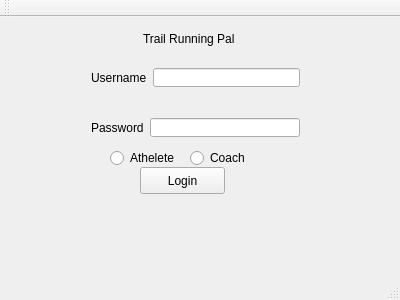
First picture: the form in test_project/mainwindow.ui, repository tlillis/TrailRunningPal, before the edit.
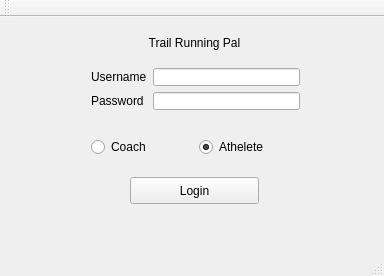
Second picture: the form after the edit.

Patch:
```diff
--- a/test_project/mainwindow.ui
+++ b/test_project/mainwindow.ui
@@ -6,103 +6,106 @@
    <rect>
     <x>0</x>
     <y>0</y>
-    <width>400</width>
-    <height>300</height>
+    <width>384</width>
+    <height>276</height>
    </rect>
   </property>
   <property name="windowTitle">
    <string>MainWindow</string>
   </property>
   <widget class="QWidget" name="centralWidget">
-   <widget class="QRadioButton" name="radioButton_athelete">
-    <property name="geometry">
-     <rect>
-      <x>110</x>
-      <y>130</y>
-      <width>100</width>
-      <height>22</height>
-     </rect>
-    </property>
-    <property name="text">
-     <string>Athelete</string>
-    </property>
-   </widget>
-   <widget class="QRadioButton" name="radioButton_coach">
-    <property name="geometry">
-     <rect>
-      <x>190</x>
-      <y>130</y>
-      <width>100</width>
-      <height>22</height>
-     </rect>
-    </property>
-    <property name="text">
-     <string>Coach</string>
-    </property>
-   </widget>
    <widget class="QWidget" name="horizontalLayoutWidget">
     <property name="geometry">
      <rect>
       <x>80</x>
       <y>40</y>
       <width>231</width>
-      <height>41</height>
+      <height>64</height>
      </rect>
     </property>
     <layout class="QHBoxLayout" name="horizontalLayout">
      <item>
-      <widget class="QLabel" name="label">
-       <property name="text">
-        <string>Username</string>
-       </property>
-      </widget>
-     </item>
-     <item>
-      <widget class="QLineEdit" name="lineEdit_username"/>
+      <layout class="QGridLayout" name="gridLayout">
+       <item row="0" column="0">
+        <widget class="QLabel" name="label">
+         <property name="text">
+          <string>Username</string>
+         </property>
+        </widget>
+       </item>
+       <item row="1" column="0">
+        <widget class="QLabel" name="label_2">
+         <property name="text">
+          <string>Password</string>
+         </property>
+        </widget>
+       </item>
+       <item row="0" column="1">
+        <widget class="QLineEdit" name="lineEdit_username"/>
+       </item>
+       <item row="1" column="1">
+        <widget class="QLineEdit" name="lineEdit_password"/>
+       </item>
+      </layout>
      </item>
     </layout>
    </widget>
-   <widget class="QWidget" name="horizontalLayoutWidget_2">
+   <widget class="QWidget" name="horizontalLayoutWidget_3">
     <property name="geometry">
      <rect>
       <x>80</x>
-      <y>90</y>
+      <y>100</y>
       <width>231</width>
-      <height>41</height>
+      <height>60</height>
      </rect>
     </property>
-    <layout class="QHBoxLayout" name="horizontalLayout_2">
+    <layout class="QHBoxLayout" name="horizontalLayout_3">
      <item>
-      <widget class="QLabel" name="label_2">
+      <widget class="QRadioButton" name="radioButton_coach">
        <property name="text">
-        <string>Password</string>
+        <string>Coach</string>
        </property>
       </widget>
      </item>
      <item>
-      <widget class="QLineEdit" name="lineEdit_password"/>
+      <widget class="QRadioButton" name="radioButton_athelete">
+       <property name="text">
+        <string>Athelete</string>
+       </property>
+       <property name="checked">
+        <bool>true</bool>
+       </property>
+       <property name="autoExclusive">
+        <bool>true</bool>
+       </property>
+      </widget>
      </item>
     </layout>
+    <zorder>radioButton_coach</zorder>
+    <zorder>radioButton_athelete</zorder>
    </widget>
    <widget class="QLabel" name="label_3">
     <property name="geometry">
      <rect>
-      <x>143</x>
-      <y>6</y>
-      <width>121</width>
+      <x>130</x>
+      <y>10</y>
+      <width>129</width>
       <height>31</height>
      </rect>
     </property>
     <property name="text">
      <string>Trail Running Pal</string>
     </property>
+    <property name="alignment">
+     <set>Qt::AlignCenter</set>
+    </property>
    </widget>
    <widget class="QPushButton" name="pushButton_Login">
     <property name="geometry">
      <rect>
-      <x>140</x>
-      <y>150</y>
-      <width>85</width>
+      <x>130</x>
+      <y>160</y>
+      <width>129</width>
       <height>27</height>
      </rect>
     </property>
@@ -110,13 +113,20 @@
      <string>Login</string>
     </property>
    </widget>
+   <zorder>horizontalLayoutWidget</zorder>
+   <zorder>horizontalLayoutWidget_3</zorder>
+   <zorder>lineEdit_username</zorder>
+   <zorder>lineEdit_password</zorder>
+   <zorder>verticalSpacer</zorder>
+   <zorder>label_3</zorder>
+   <zorder>pushButton_Login</zorder>
   </widget>
   <widget class="QMenuBar" name="menuBar">
    <property name="geometry">
     <rect>
      <x>0</x>
      <y>0</y>
-     <width>400</width>
+     <width>384</width>
      <height>27</height>
     </rect>
    </property>
```
